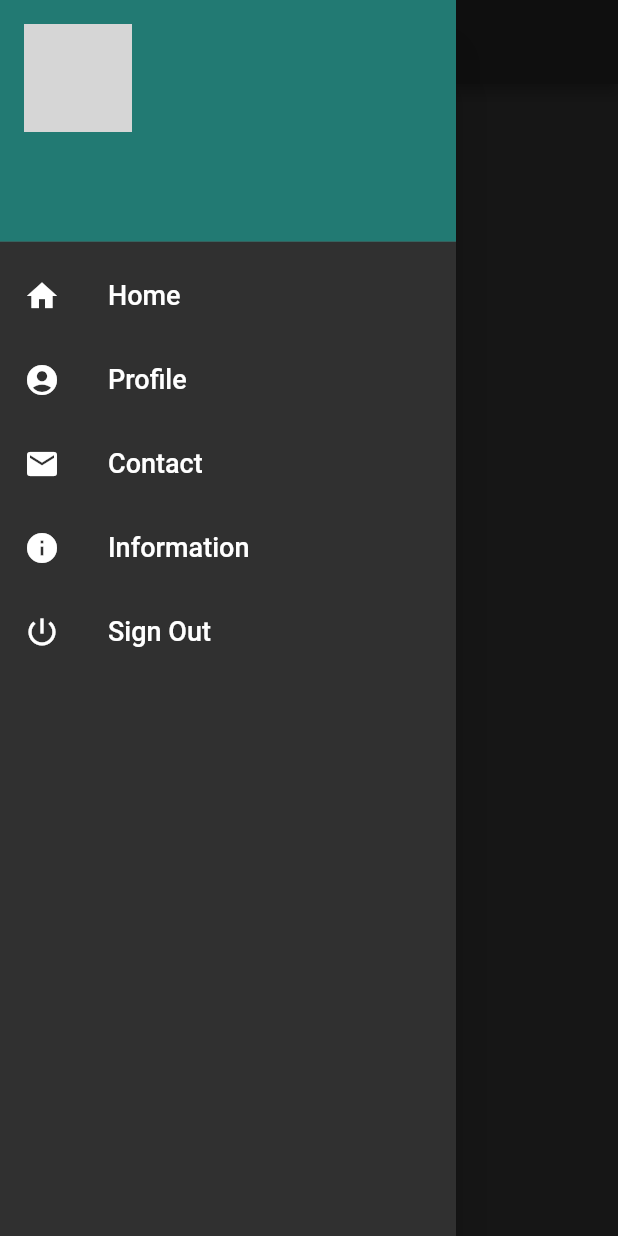
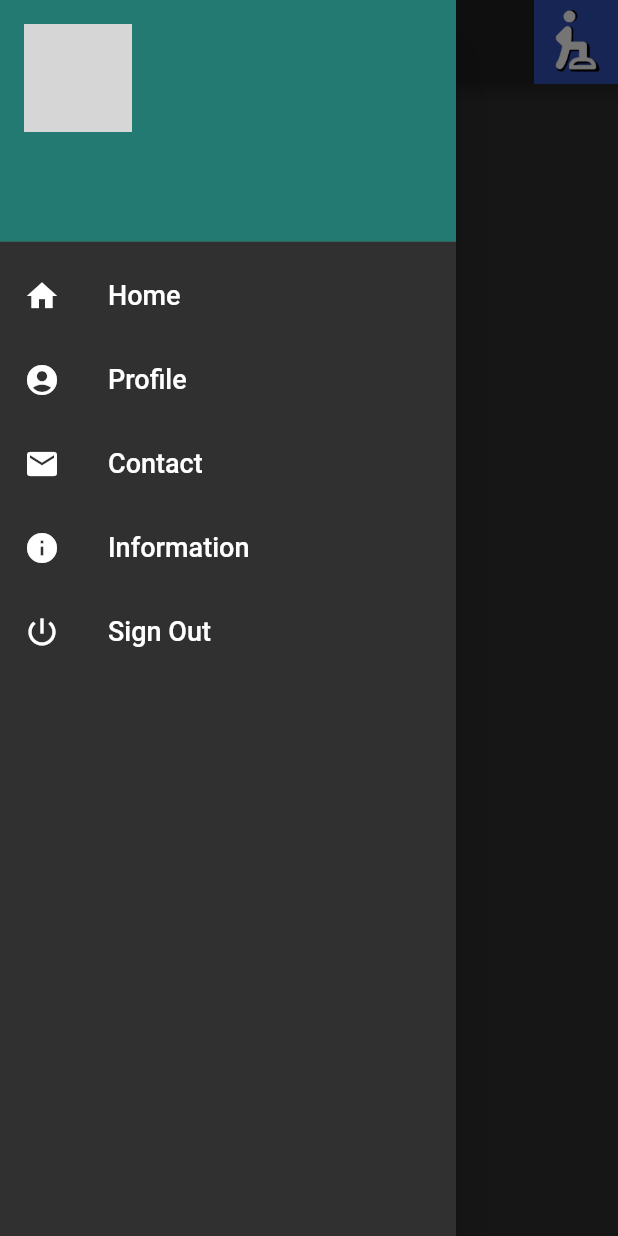
Before and after one commit to PolRecasensSarra/Training-App, a Flutter app: the HomeWorkerPage screen opened directly with empty values, with the side drawer open, on a phone screen of 412 x 824 dp. Run offline on Flutter 3.47's test engine with Material 2 defaults, Android fonts, the phone set to English and light mode, and no system bars; our stand-ins replace cloud_firestore, firebase_auth, firebase_core, flutter_spinkit; accounts and stored records are empty; network calls fail; grey boxes are pictures that could not be loaded.

Commit message:
starting home page worker

```diff
--- a/TrainingApp/lib/Services/Database.dart
+++ b/TrainingApp/lib/Services/Database.dart
@@ -1,5 +1,6 @@
 import 'package:cloud_firestore/cloud_firestore.dart';
 import 'package:flutter/cupertino.dart';
+import 'package:training_app/Services/tools.dart';
 
 class DatabaseService {
   final String userName;
@@ -21,12 +22,13 @@ class DatabaseService {
 
   updateUserDataClient(String worker) async {
     //Set the client to the worker
+
     FirebaseFirestore.instance
         .collection("Worker")
         .doc(worker)
         .collection("clients")
         .doc(userName)
-        .set({});
+        .set({'color': Tools().generateRandomColor()});
 
     //Set the client's worker to client database
     userCollection.doc(userName).set({});
--- a/TrainingApp/lib/Services/tools.dart
+++ b/TrainingApp/lib/Services/tools.dart
@@ -1,4 +1,5 @@
 import 'package:flutter/material.dart';
+import 'dart:math';
 
 class Tools {
   Tools();
@@ -22,4 +23,22 @@ class Tools {
     });
     return MaterialColor(color.value, swatch);
   }
+
+  int generateRandomColor() {
+    Random random = new Random();
+    int randomNumber = random.nextInt(8);
+    return colors[randomNumber];
+  }
+
+  //Color list
+  List<int> colors = [
+    0xFF227A73,
+    0xFF0F52BA,
+    0xFF8F00FF,
+    0xFFFD6A02,
+    0xFF960019,
+    0xFFFF0090,
+    0xFFB80F0A,
+    0xFF3BB143
+  ];
 }
--- a/TrainingApp/lib/Worker/HomeWorkerPage.dart
+++ b/TrainingApp/lib/Worker/HomeWorkerPage.dart
@@ -47,6 +47,11 @@ class _HomeWorkerPageState extends State<HomeWorkerPage> {
       child: Scaffold(
         appBar: AppBar(
           title: Text("Home"),
+          actions: <Widget>[
+            Image.asset(
+              "assets/logo.png",
+            ),
+          ],
         ),
         drawer: CustomDrawerState().createCustomDrawer(
             context, UserType.worker, widget.user, widget.document),
@@ -58,7 +63,7 @@ class _HomeWorkerPageState extends State<HomeWorkerPage> {
 //--------------- WORKER ----------------------
   homePageWorker() {
     return Padding(
-      padding: const EdgeInsets.all(20.0),
+      padding: const EdgeInsets.symmetric(vertical: 20.0, horizontal: 26.0),
       child: Center(
         child: Column(
           children: [
@@ -66,7 +71,7 @@ class _HomeWorkerPageState extends State<HomeWorkerPage> {
               "Client List",
               style: TextStyle(
                 fontWeight: FontWeight.bold,
-                fontSize: 18,
+                fontSize: 20,
               ),
             ),
             SizedBox(
@@ -76,7 +81,8 @@ class _HomeWorkerPageState extends State<HomeWorkerPage> {
                 future: getData(),
                 builder: (context, AsyncSnapshot<QuerySnapshot> snapshot) {
                   if (snapshot.connectionState == ConnectionState.done &&
-                      widget.clients != null) {
+                      widget.clients != null &&
+                      widget.clients.isNotEmpty) {
                     return ListView.separated(
                       shrinkWrap: true,
                       separatorBuilder: (context, index) => Divider(
@@ -88,8 +94,15 @@ class _HomeWorkerPageState extends State<HomeWorkerPage> {
                       itemBuilder: (context, index) {
                         return Card(
                           child: ListTile(
-                            leading: Icon(
-                              Icons.account_circle,
+                            leading: CircleAvatar(
+                              backgroundColor:
+                                  Color(widget.clients[index].data()['color']),
+                              child: Text(
+                                widget.clients[index].id[0].toUpperCase(),
+                                style: TextStyle(
+                                    color: Colors.white,
+                                    fontWeight: FontWeight.bold),
+                              ),
                             ),
                             title: Text(
                               widget.clients[index].id,
@@ -98,14 +111,31 @@ class _HomeWorkerPageState extends State<HomeWorkerPage> {
                                 fontSize: 14,
                               ),
                             ),
+                            trailing: IconButton(
+                              icon: Icon(
+                                Icons.arrow_forward_ios,
+                              ),
+                              onPressed: () {
+                                Navigator.of(context).push(
+                                  MaterialPageRoute(
+                                    builder: (contextCallback) =>
+                                        RoutineWorkerPage(
+                                      user: widget.user,
+                                      document: widget.document,
+                                      clientDocument: widget.clients[index],
+                                    ),
+                                  ),
+                                );
+                              },
+                            ),
                           ),
                         );
                       },
                     );
                   } else if (snapshot.connectionState == ConnectionState.done &&
-                      widget.clients == null) {
+                      (widget.clients == null || widget.clients.isEmpty)) {
                     return Text(
-                      "No data",
+                      "You have no clients",
                       style: TextStyle(color: Colors.red),
                     );
                   }
@@ -115,23 +145,6 @@ class _HomeWorkerPageState extends State<HomeWorkerPage> {
         ),
       ),
     );
-
-    /*Card(
-                    child: ListTile(
-                      leading: Icon(
-                        Icons.account_circle,
-                      ),
-                      title: Text("eeee" //widget.document.data()['clients'],
-                          ),
-                      onTap: () {
-                        Navigator.of(context).push(
-                          MaterialPageRoute(
-                            builder: (context) => RoutineWorkerPage(),
-                          ),
-                        );
-                      },
-                    ),
-                  ),*/
   }
 
 //--------------- INDIVIDUAL ----------------------
--- a/TrainingApp/pubspec.yaml
+++ b/TrainingApp/pubspec.yaml
@@ -54,6 +54,7 @@ flutter:
   # To add assets to your application, add an assets section, like this:
   assets:
   - assets/logo32.png
+  - assets/logo.png
 
 
   # An image asset can refer to one or more resolution-specific "variants", see
```
Also changed, not shown: TrainingApp/lib/Worker/RoutineWorkerPage.dart (+12 -3 lines), TrainingApp/assets/logo.png (added).
